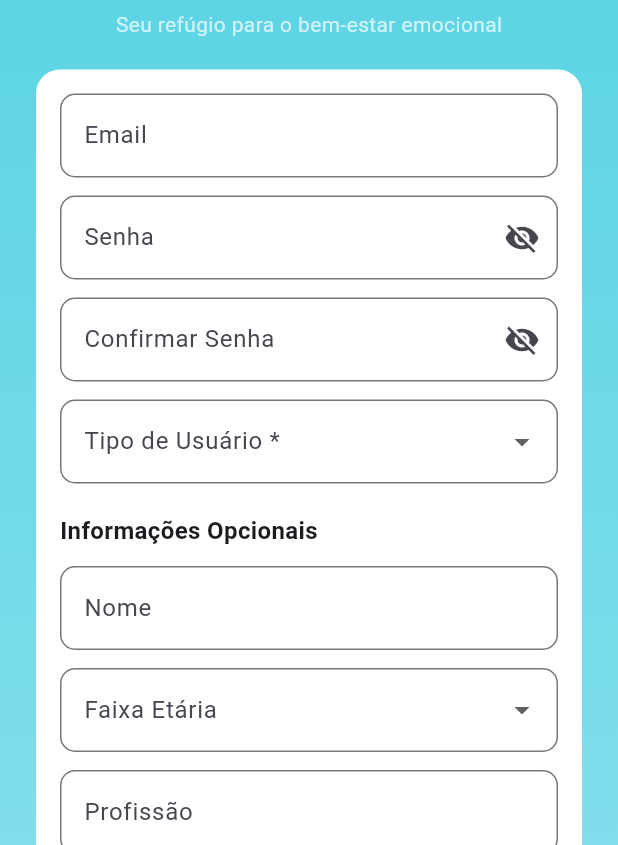
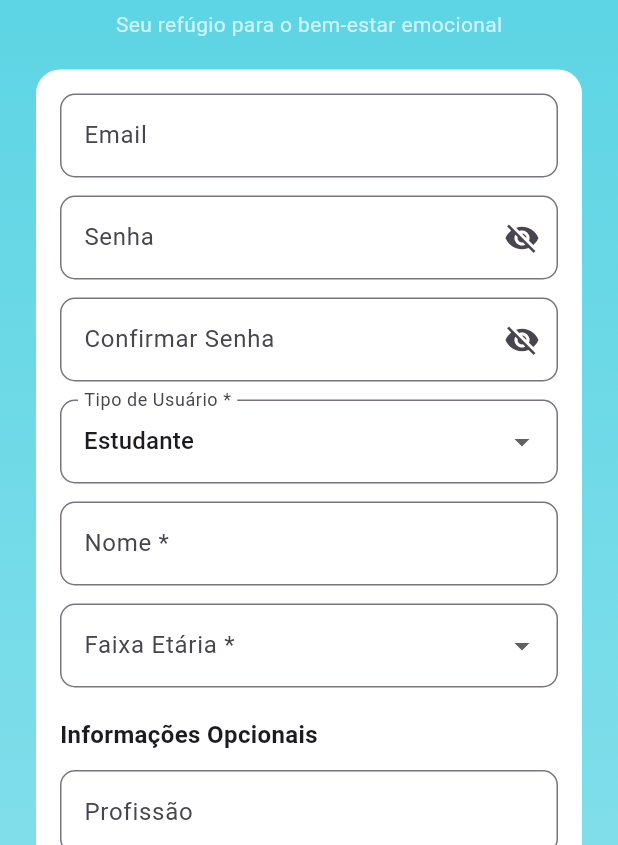
Before and after one commit to Pedro-Caixa/my_refuge, a Flutter app: the RegisterScreen screen opened by its route, on a phone screen of 412 x 824 dp, the part 391-1236 px from its top. Run offline on Flutter 3.47's test engine with Material 3 defaults, Android fonts, the phone set to English and light mode, and no system bars; our stand-ins replace cloud_firestore, firebase_auth, firebase_core, flutter_dotenv; accounts and stored records are empty.

Commit message:
fix: Arrumado o local do form de cadastro, nome e faixa etaria agora sao obrigatorias

```diff
--- a/lib/models/registration_data.dart
+++ b/lib/models/registration_data.dart
@@ -4,7 +4,7 @@ class RegistrationData extends ChangeNotifier {
   String _email = '';
   String _password = '';
   String _confirmPassword = '';
-  String _userType = '';
+  String _userType = 'Estudante';
   String _name = '';
   String _ageRange = '';
   String _profession = '';
--- a/lib/views/pages/register_page.dart
+++ b/lib/views/pages/register_page.dart
@@ -112,12 +112,36 @@ class RegisterScreen extends StatelessWidget {
           ),
           value: registrationData.userType.isEmpty ? null : registrationData.userType,
           items: const [
-            DropdownMenuItem(value: "paciente", child: Text("Paciente")),
+            DropdownMenuItem(value: "Estudante", child: Text("Estudante")),
             DropdownMenuItem(
-                value: "profissional", child: Text("Profissional")),
+                value: "Colaborador", child: Text("Colaborador")),
           ],
           onChanged: (value) =>
               registrationData.userType = value ?? registrationData.userType,
+        ),
+        const SizedBox(height: 12),
+        TextInput(
+          labelText: "Nome *",
+          hintText: "Seu nome",
+          onChanged: (value) => registrationData.name = value,
+        ),
+        const SizedBox(height: 12),
+        DropdownButtonFormField<String>(
+          decoration: InputDecoration(
+            labelText: "Faixa Etária *",
+            border: OutlineInputBorder(
+              borderRadius: BorderRadius.circular(10),
+            ),
+          ),
+          value: registrationData.ageRange.isEmpty ? null : registrationData.ageRange,
+          items: const [
+            DropdownMenuItem(value: '18-25', child: Text('18-25 anos')),
+            DropdownMenuItem(value: '26-35', child: Text('26-35 anos')),
+            DropdownMenuItem(value: '36-45', child: Text('36-45 anos')),
+            DropdownMenuItem(value: '46-60', child: Text('46-60 anos')),
+            DropdownMenuItem(value: '61+', child: Text('61+ anos')),
+          ],
+          onChanged: (value) => registrationData.ageRange = value ?? registrationData.ageRange,
         ),
       ],
     );
@@ -136,30 +160,6 @@ class RegisterScreen extends StatelessWidget {
             fontWeight: FontWeight.bold,
             fontSize: 16,
           ),
-        ),
-        const SizedBox(height: 12),
-        TextInput(
-          labelText: "Nome",
-          hintText: "Seu nome",
-          onChanged: (value) => registrationData.name = value,
-        ),
-        const SizedBox(height: 12),
-        DropdownButtonFormField<String>(
-          decoration: InputDecoration(
-            labelText: "Faixa Etária",
-            border: OutlineInputBorder(
-              borderRadius: BorderRadius.circular(10),
-            ),
-          ),
-          value: registrationData.ageRange.isEmpty ? null : registrationData.ageRange,
-          items: const [
-            DropdownMenuItem(value: '18-25', child: Text('18-25 anos')),
-            DropdownMenuItem(value: '26-35', child: Text('26-35 anos')),
-            DropdownMenuItem(value: '36-45', child: Text('36-45 anos')),
-            DropdownMenuItem(value: '46-60', child: Text('46-60 anos')),
-            DropdownMenuItem(value: '61+', child: Text('61+ anos')),
-          ],
-          onChanged: (value) => registrationData.ageRange = value ?? registrationData.ageRange,
         ),
         const SizedBox(height: 12),
         TextInput(
@@ -253,8 +253,16 @@ class RegisterScreen extends StatelessWidget {
 
   // Método para validar os dados de registro
   bool _validateRegistration(RegistrationData data, BuildContext context) {
+    if (data.userType.isEmpty) {
+      _showValidationError(context, 'Tipo de usuário é obrigatório');
+      return false;
+    }
     if (data.name.isEmpty) {
       _showValidationError(context, 'Nome é obrigatório');
+      return false;
+    }
+    if (data.ageRange.isEmpty) {
+      _showValidationError(context, 'Faixa etária é obrigatória');
       return false;
     }
     if (data.email.isEmpty || !data.email.contains('@')) {
--- a/lib/views/pages/user_form_page.dart
+++ b/lib/views/pages/user_form_page.dart
@@ -31,7 +31,7 @@ class _UserFormPageState extends State<UserFormPage> {
   late TextEditingController _tempoDisponivelController;
   late TextEditingController _hobbiesController;
 
-  String _userType = 'paciente';
+  String _userType = 'Estudante';
   String _livesAlone = 'nao';
   String _gender = 'masc';
   bool _receivesNotifications = true;
@@ -61,7 +61,7 @@ class _UserFormPageState extends State<UserFormPage> {
         TextEditingController(text: widget.registrationData?.hobbies ?? '');
 
     // Inicializar variáveis com valores do registrationData se existir
-    _userType = widget.registrationData?.userType ?? 'paciente';
+    _userType = widget.registrationData?.userType ?? 'Estudante';
     _livesAlone = widget.registrationData?.livesAlone ?? 'nao';
     _gender = widget.registrationData?.gender ?? 'masc';
     _receivesNotifications =
@@ -250,12 +250,12 @@ class _UserFormPageState extends State<UserFormPage> {
       value: _userType,
       labelText: 'Tipo de Usuário',
       items: const [
-        DropdownMenuItem(value: 'paciente', child: Text('Paciente')),
-        DropdownMenuItem(value: 'profissional', child: Text('Profissional')),
+        DropdownMenuItem(value: 'Estudante', child: Text('Estudante')),
+        DropdownMenuItem(value: 'Colaborador', child: Text('Colaborador')),
       ],
       onChanged: (value) {
         setState(() {
-          _userType = value ?? 'paciente';
+          _userType = value ?? 'Estudante';
         });
       },
     );
--- a/lib/views/widgets/anonymous_login_dialog.dart
+++ b/lib/views/widgets/anonymous_login_dialog.dart
@@ -109,11 +109,11 @@ class _AnonymousLoginDialogState extends State<AnonymousLoginDialog> {
         ),
         const SizedBox(width: 10),
         SelectableButton(
-          text: "Profissional",
-          isSelected: _selectedUserType == 'Profissional',
+          text: "Colaborador",
+          isSelected: _selectedUserType == 'Colaborador',
           onPressed: () {
             setState(() {
-              _selectedUserType = 'Profissional';
+              _selectedUserType = 'Colaborador';
             });
           },
         ),
```
